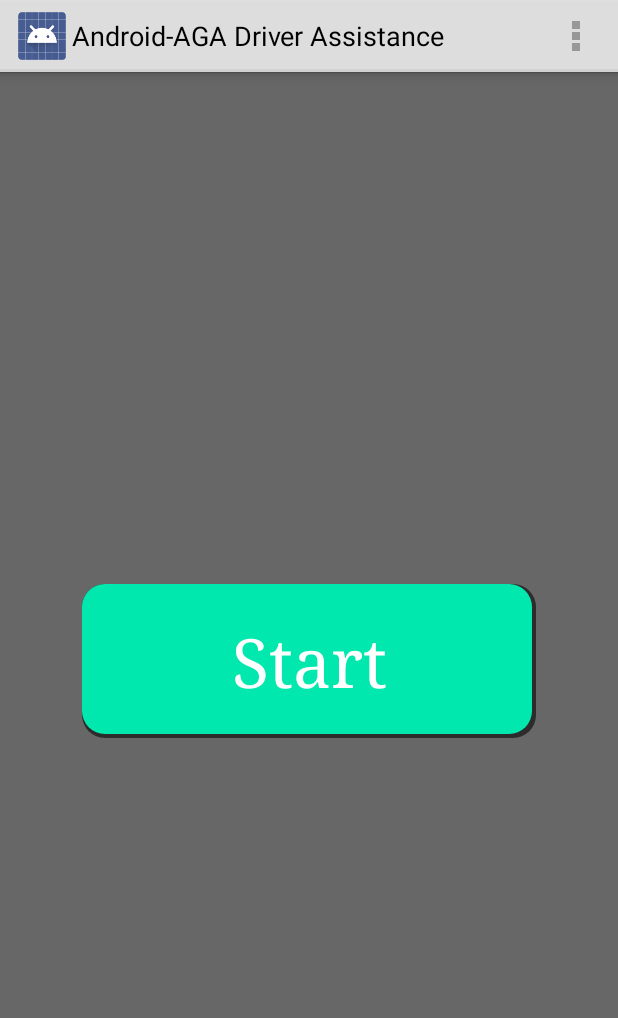
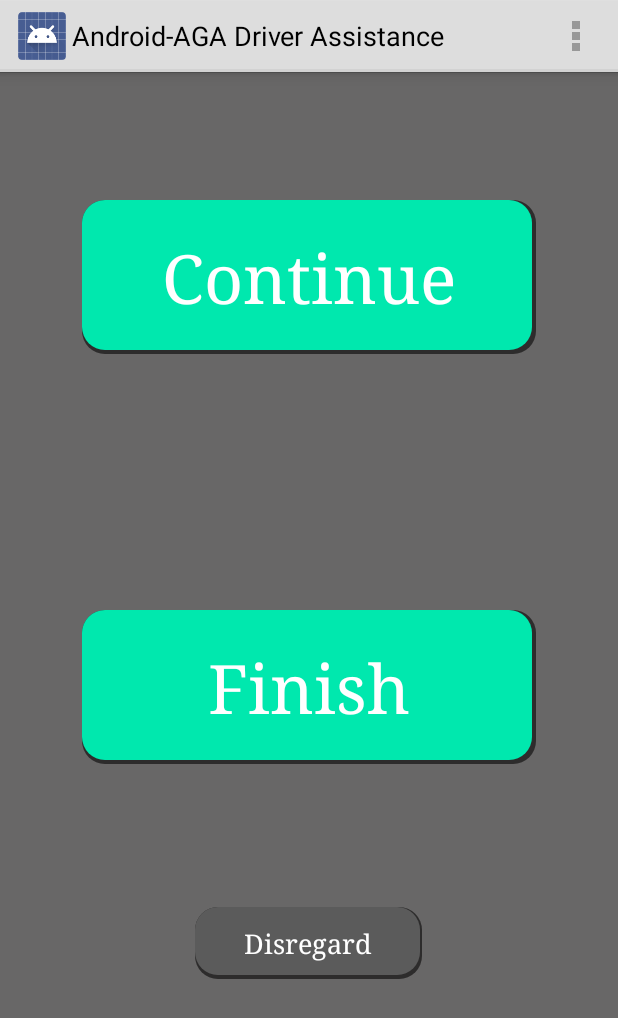
Before and after one commit to doctorgaby/SE-M-Project-2015, an Android app: the fragment continueFinishFragment shown on its own in the app's theme, on a phone screen of 412 x 824 dp. Shown: the top 1018 px of the screen. Run offline under Robolectric (Android 15) with nearby library versions, the phone set to English and light mode, and no system bars.

Commit message:
Merged with hampus and got it all connected.

```diff
--- a/Application/app/src/main/AndroidManifest.xml
+++ b/Application/app/src/main/AndroidManifest.xml
@@ -77,7 +77,7 @@
 
 
 
-        <activity android:name=".UI.menuView">
+        <activity android:name=".UI.mainView.menuView">
             <intent-filter>
                 <action android:name="android.intent.action.MAIN" />
                 <category android:name="android.intent.category.LAUNCHER" />
--- a/Application/app/src/main/java/group8/com/application/Model/ConstantData.java
+++ b/Application/app/src/main/java/group8/com/application/Model/ConstantData.java
@@ -36,6 +36,7 @@ public abstract class ConstantData {
     public static final String TAG_SETMEASUREMENTS = "setMeasurements";
     public static final String TAG_SETPOINTS = "setPoints";
     public static final String TAG_SAVEDAY = "SaveDay";
+    public static final String TAG_SETFINALSCORES = "setFinalScore";
 
 
     public static final String TAG_RANKING = "posts";
--- a/Application/app/src/main/java/group8/com/application/UI/DrivingView/DrivingView.java
+++ b/Application/app/src/main/java/group8/com/application/UI/DrivingView/DrivingView.java
@@ -8,7 +8,7 @@ import android.widget.Button;
 
 import group8.com.application.Application.Controller;
 import group8.com.application.R;
-import group8.com.application.UI.MainView;
+import group8.com.application.UI.mainView.menuView;
 
 public class DrivingView extends Activity {
 
@@ -27,7 +27,7 @@ public class DrivingView extends Activity {
 
                 Controller.stopGrading();
 
-                Intent intent = new Intent(v.getContext(), MainView.class);
+                Intent intent = new Intent(v.getContext(), menuView.class);
                 startActivityForResult(intent, 0);
 
             }
--- a/Application/app/src/main/java/group8/com/application/UI/start_menu_fragment.java
+++ b/Application/app/src/main/java/group8/com/application/UI/mainView/fragments/continueFinishFragment.java
@@ -1,9 +1,8 @@
-package group8.com.application.UI;
+package group8.com.application.UI.mainView.fragments;
 
 import android.app.Fragment;
 import android.app.FragmentManager;
 import android.app.FragmentTransaction;
-import android.content.Context;
 import android.content.Intent;
 import android.content.SharedPreferences;
 import android.os.Bundle;
@@ -16,19 +15,21 @@ import android.view.View;
 import android.view.ViewGroup;
 import android.widget.Button;
 
-import com.facebook.Profile;
-import com.facebook.login.LoginManager;
-
+import group8.com.application.Application.Controller;
 import group8.com.application.Application.Session;
 import group8.com.application.Model.ConstantData;
 import group8.com.application.R;
-import group8.com.application.UI.Login.LoginView;
+import group8.com.application.UI.DrivingView.DrivingView;
+import group8.com.application.UI.RankingView;
+import group8.com.application.UI.ResultsView;
 
 /**
  * Created by kikedaddy on 14/05/15.
  */
-public class start_menu_fragment extends Fragment implements View.OnClickListener {
-    Button start;
+public class continueFinishFragment extends Fragment implements View.OnClickListener {
+    Button continueBtn;
+    Button finishBtn;
+    Button disregardBtn;
     View view;
 
     @Override
@@ -40,7 +41,7 @@ public class start_menu_fragment extends Fragment implements View.OnClickListene
     @Override
     public View onCreateView(LayoutInflater inflater, ViewGroup container,
                              Bundle savedInstanceState) {
-        View view = inflater.inflate(R.layout.start_menu_fragment,
+        View view = inflater.inflate(R.layout.continue_finish_fragment,
                 container, false);
         return view;
     }
@@ -48,18 +49,41 @@ public class start_menu_fragment extends Fragment implements View.OnClickListene
     @Override
     public void onActivityCreated(Bundle savedInstanceState) {
         super.onActivityCreated(savedInstanceState);
-        start = (Button) getView().findViewById(R.id.startButton);
-        start.setOnClickListener(this);
+        continueBtn = (Button) getView().findViewById(R.id.continueButton);
+        continueBtn.setOnClickListener(this);
+        finishBtn = (Button) getView().findViewById(R.id.finishButton);
+        finishBtn.setOnClickListener(this);
+        disregardBtn = (Button) getView().findViewById(R.id.disregard);
+        disregardBtn.setOnClickListener(this);
     }
 
     @Override
     public void onClick(View v) {
+        Fragment fragment;
+        FragmentManager fm = getFragmentManager();
+        FragmentTransaction transaction = fm.beginTransaction();
         switch(v.getId()) {
-            case R.id.startButton:
-
+            case R.id.continueButton:
+                Controller.startGrading();
+                Intent intent = new Intent(v.getContext(), DrivingView.class);
+                startActivityForResult(intent, 0);
+                getActivity().finish();
+                break;
+            case R.id.finishButton:
+                Controller.finishGrading(true);
+                fragment = new start_menu_fragment();
+                transaction.replace(R.id.menuViewFrame, fragment, ConstantData.TAG_STARTFRAGMENT);
+                transaction.commit();
+                break;
+            case R.id.disregard:
+                Controller.finishGrading(false);
+                fragment = new start_menu_fragment();
+                transaction.replace(R.id.menuViewFrame, fragment, ConstantData.TAG_STARTFRAGMENT);
+                transaction.commit();
                 break;
         }
     }
+
 
     @Override
     public void onCreateOptionsMenu(Menu menu, MenuInflater inflater) {
@@ -101,4 +125,5 @@ public class start_menu_fragment extends Fragment implements View.OnClickListene
         }
 
     }
+
 }
--- a/Application/app/src/main/java/group8/com/application/UI/loginFragment.java
+++ b/Application/app/src/main/java/group8/com/application/UI/mainView/fragments/loginFragment.java
@@ -1,10 +1,9 @@
-package group8.com.application.UI;
+package group8.com.application.UI.mainView.fragments;
 
 import android.app.Fragment;
 import android.app.FragmentManager;
 import android.app.FragmentTransaction;
 import android.app.ProgressDialog;
-import android.content.Intent;
 import android.content.SharedPreferences;
 import android.os.AsyncTask;
 import android.os.Bundle;
@@ -15,7 +14,6 @@ import android.view.View;
 import android.view.ViewGroup;
 import android.widget.Button;
 import android.widget.EditText;
-import android.widget.TextView;
 import android.widget.Toast;
 
 import org.json.JSONException;
--- a/Application/app/src/main/java/group8/com/application/UI/login_reg_menu_fragment.java
+++ b/Application/app/src/main/java/group8/com/application/UI/mainView/fragments/login_reg_menu_fragment.java
@@ -1,4 +1,4 @@
-package group8.com.application.UI;
+package group8.com.application.UI.mainView.fragments;
 
 import android.app.Fragment;
 import android.app.FragmentManager;
--- a/Application/app/src/main/java/group8/com/application/UI/registerFragment.java
+++ b/Application/app/src/main/java/group8/com/application/UI/mainView/fragments/registerFragment.java
@@ -1,10 +1,9 @@
-package group8.com.application.UI;
+package group8.com.application.UI.mainView.fragments;
 
 import android.app.Fragment;
 import android.app.FragmentManager;
 import android.app.FragmentTransaction;
 import android.app.ProgressDialog;
-import android.content.Intent;
 import android.content.SharedPreferences;
 import android.os.AsyncTask;
 import android.os.Bundle;
--- a/Application/app/src/main/res/layout/continue_finish_fragment.xml
+++ b/Application/app/src/main/res/layout/continue_finish_fragment.xml
@@ -34,7 +34,7 @@
         android:layout_height="wrap_content"
         android:layout_weight="1"
         android:gravity="center"
-        >
+        android:orientation="vertical">
         <Button
             android:id="@+id/finishButton"
             android:layout_width="wrap_content"
@@ -47,7 +47,24 @@
             android:textSize="45sp"
             android:typeface="serif"
             android:text="Finish"
+            android:layout_marginBottom="10dp"
             />
+    </LinearLayout>
+    <LinearLayout
+        android:layout_width="wrap_content"
+        android:layout_height="wrap_content"
+        android:layout_weight="1">
+        <Button
+            android:layout_width="wrap_content"
+            android:layout_height="wrap_content"
+            android:id="@+id/disregard"
+            android:background="@drawable/menu_view_reg_button"
+            android:shadowDx="2"
+            android:shadowDy="2"
+            android:shadowRadius="5"
+            android:textColor="#FFFFFF"
+            android:typeface="serif"
+            android:text="Disregard" />
     </LinearLayout>
 
 </LinearLayout>
```
Also changed, not shown: Application/app/src/main/java/group8/com/application/Application/Controller.java (+11 -0 lines), Application/app/src/main/java/group8/com/application/Application/Database/DBHandler.java (+30 -0 lines), Application/app/src/main/java/group8/com/application/UI/mainView/fragments/start_menu_fragment.java (renamed from Application/app/src/main/java/group8/com/application/UI/continueFinishFragment.java, +25 -15 lines), Application/app/src/main/java/group8/com/application/UI/mainView/menuView.java (renamed from Application/app/src/main/java/group8/com/application/UI/menuView.java, +6 -11 lines), 2 other files.
